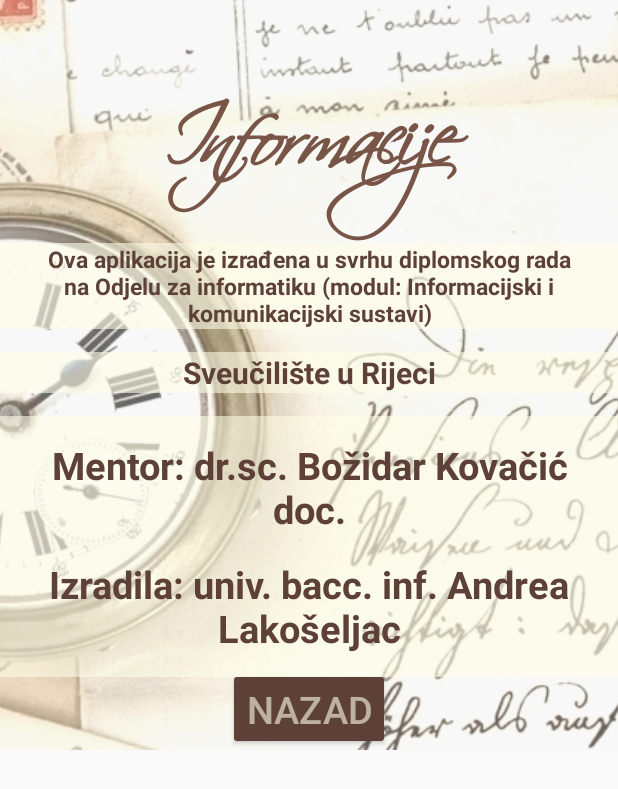
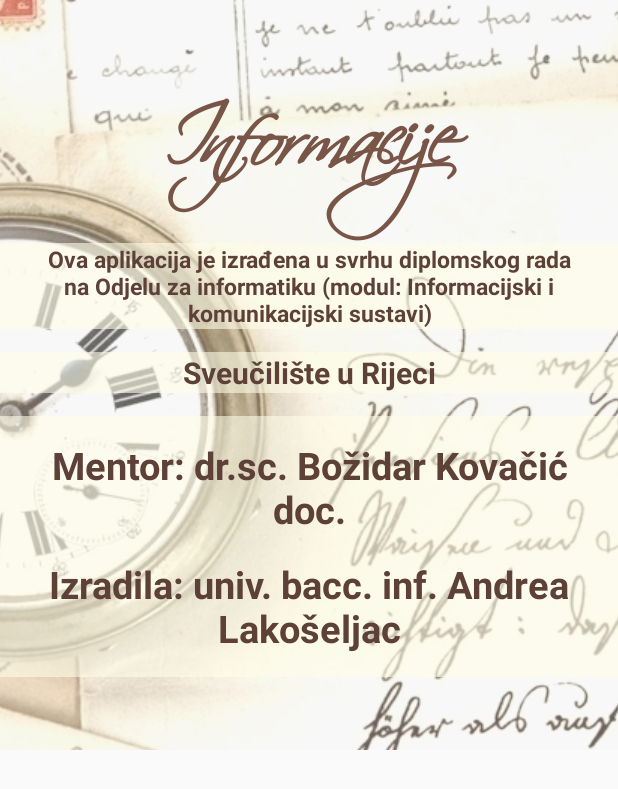
Before and after one commit to AndreaLakoseljac/Quiz, an Android app: the layout credits_layout.xml on its own in the app's theme, with its tools: preview values and no code run, on a phone screen of 412 x 824 dp. Shown: the top 789 px of the screen. Run offline under Robolectric (Android 15) with nearby library versions, the phone set to English and light mode, and no system bars.

Commit message:
credits activity refactor

```diff
--- a/app/src/main/AndroidManifest.xml
+++ b/app/src/main/AndroidManifest.xml
@@ -16,6 +16,9 @@
                 <category android:name="android.intent.category.LAUNCHER" />
             </intent-filter>
         </activity>
+        <activity
+            android:name=".CreditsActivity"
+            android:parentActivityName=".MainActivity"></activity>
         <meta-data
             android:name="preloaded_fonts"
             android:resource="@array/preloaded_fonts" />
--- a/app/src/main/res/layout/activity_main.xml
+++ b/app/src/main/res/layout/activity_main.xml
@@ -68,8 +68,8 @@
                     android:textSize="@dimen/headline_button_text_size" />
 
                 <Button
+                    android:id="@+id/credits_button_id"
                     style="@style/ButtonStyle"
-                    android:onClick="showCredits"
                     android:text="@string/about_button"
                     android:textSize="@dimen/headline_button_text_size" />
 
--- a/app/src/main/res/layout/credits_layout.xml
+++ b/app/src/main/res/layout/credits_layout.xml
@@ -24,6 +24,7 @@
                 android:textStyle="bold" />
 
             <TextView
+                android:id="@+id/credits_college_id"
                 android:layout_width="match_parent"
                 android:layout_height="match_parent"
                 android:layout_marginBottom="@dimen/credits_margin"
@@ -38,6 +39,7 @@
                 android:textStyle="bold" />
 
             <TextView
+                android:id="@+id/credits_university_id"
                 android:layout_width="match_parent"
                 android:layout_height="match_parent"
                 android:layout_marginBottom="@dimen/credits_margin"
@@ -52,6 +54,7 @@
                 android:textStyle="bold" />
 
             <TextView
+                android:id="@+id/credits_mentor_id"
                 android:layout_width="match_parent"
                 android:layout_height="wrap_content"
                 android:background="@color/background_color"
@@ -66,6 +69,7 @@
                 android:textStyle="bold" />
 
             <TextView
+                android:id="@+id/credits_author_id"
                 android:layout_width="match_parent"
                 android:layout_height="wrap_content"
                 android:background="@color/background_color"
@@ -77,13 +81,5 @@
                 android:textSize="@dimen/credits_name_text_size"
                 android:textStyle="bold" />
         </LinearLayout>
-
-        <Button
-            style="@style/ButtonStyle"
-            android:layout_width="wrap_content"
-            android:layout_alignParentBottom="true"
-            android:layout_centerHorizontal="true"
-            android:onClick="goToMain"
-            android:text="@string/back_button" />
     </RelativeLayout>
 </ScrollView>
--- a/app/src/main/res/values/strings.xml
+++ b/app/src/main/res/values/strings.xml
@@ -8,7 +8,6 @@
     <string name="results_button">Rezultati</string>
     <string name="about_button">Info</string>
     <string name="exit_button">Izlaz</string>
-    <string name="back_button">Nazad</string>
 
     <string name="info_headline">Informacije</string>
     <string name="purpose">Ova aplikacija je izrađena u svrhu diplomskog rada na Odjelu za informatiku (modul: Informacijski i komunikacijski sustavi)</string>
```
Also changed, not shown: app/src/main/java/com/example/android/quiz/CreditsActivity.java (added, +60 -0 lines), app/src/main/java/com/example/android/quiz/MainActivity.java (+12 -0 lines).
